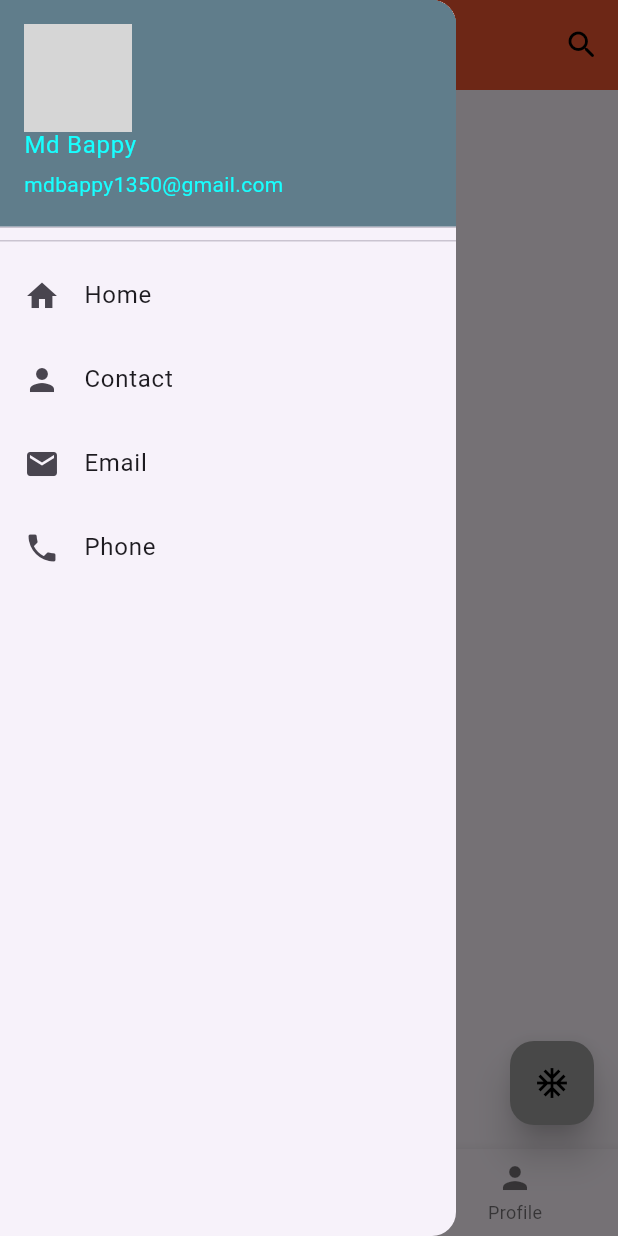
After one commit to mdbappy21/flutter_practice, a Flutter app: the screen it shows after launch, with the side drawer open, on a phone screen of 412 x 824 dp. The commit adds this screen. Run offline on Flutter 3.47's test engine with Material 3 defaults, Android fonts, the phone set to English and light mode, and no system bars; network calls fail; grey boxes are pictures that could not be loaded.

Commit message:
Separeted widgets from HomeActivity

```diff
--- /dev/null
+++ b/lib/widgets/AppDrawer.dart
@@ -0,0 +1,54 @@
+import 'package:flutter/material.dart';
+import 'snackBar.dart';
+
+class AppDrawer extends StatelessWidget {
+   AppDrawer({super.key});
+
+  @override
+  Widget build(BuildContext context) {
+    return Drawer(
+      child: ListView(
+        children: [
+          const DrawerHeader(
+              padding: EdgeInsets.all(0),
+              child:  UserAccountsDrawerHeader(
+                  accountName: Text("Md Bappy",style: TextStyle(color: Colors.cyanAccent),),
+                  accountEmail: Text("mdbappy1350@gmail.com",style: TextStyle(color: Colors.cyanAccent),),
+                  decoration: BoxDecoration(color: Colors.blueGrey),
+                  currentAccountPicture: CircleAvatar(backgroundImage: NetworkImage("https://shorturl.at/chikV"),
+                  ))
+          ),
+
+          ListTile(
+            title: Text("Home"),
+            leading: Icon(Icons.home),
+            onTap: (){
+              snackBar.mySnackBar("This is home", context,duration: 2000);
+            },
+          ),
+          ListTile(
+            title: Text("Contact"),
+            leading: Icon(Icons.person),
+            onTap: (){
+              snackBar.mySnackBar("This is contact", context,duration: 2000);
+            },
+          ),
+          ListTile(
+            title: Text("Email"),
+            leading: Icon(Icons.email),
+            onTap: (){
+              snackBar.mySnackBar("This is email", context,duration: 2000);
+            },
+          ),
+          ListTile(
+            title: Text("Phone"),
+            leading: Icon(Icons.phone),
+            onTap: (){
+              snackBar.mySnackBar("This is Phone", context,duration: 2000);
+            },
+          ),
+        ],
+      ),
+    );
+  }
+}
--- /dev/null
+++ b/lib/widgets/FAButton.dart
@@ -0,0 +1,33 @@
+import 'package:flutter/material.dart';
+import 'snackBar.dart';
+
+class FAButton extends StatelessWidget {
+    const FAButton({super.key});
+
+  @override
+  Widget build(BuildContext context) {
+    return Row(
+      crossAxisAlignment: CrossAxisAlignment.end,
+      children: [
+        Padding(
+          padding: const EdgeInsets.only(left: 30),
+          child: FloatingActionButton(
+            elevation: 10,
+            child: Icon(Icons.restore),
+            onPressed: (){snackBar.mySnackBar("This is Floating Action Button 1", context);},
+            backgroundColor: Colors.grey,
+            foregroundColor: Colors.black,
+          ),
+        ),
+        Expanded(child: Container()),
+        FloatingActionButton(
+          elevation: 10,
+          child: Icon(Icons.ac_unit),
+          onPressed: (){snackBar.mySnackBar("This is Floating Action 2", context);},
+          backgroundColor: Colors.grey,
+          foregroundColor: Colors.black,
+        ),
+      ],
+    );
+  }
+}
--- /dev/null
+++ b/lib/widgets/appBar.dart
@@ -0,0 +1,30 @@
+import 'package:flutter/material.dart';
+import 'snackBar.dart';
+
+class appBar extends StatelessWidget implements PreferredSizeWidget{
+  @override
+  Widget build(BuildContext context) {
+   return AppBar(
+     title: Text("Ostad Practice"),
+     titleSpacing: 0,
+     centerTitle: true,
+     toolbarHeight: 60,
+     toolbarOpacity: 1,
+     elevation: 6,
+     backgroundColor: Colors.deepOrange,
+     foregroundColor: Colors.black,
+     actions: [
+       IconButton(
+           onPressed: () {
+             snackBar.mySnackBar("Search Successfully done", context,
+                 duration: 500);
+           },
+           icon: Icon(Icons.search_rounded))
+     ],
+   );
+  }
+
+  @override
+  // TODO: implement preferredSize
+  Size get preferredSize => Size.fromHeight(60);
+}
--- /dev/null
+++ b/lib/widgets/bottomNavigationBar.dart
@@ -0,0 +1,28 @@
+import 'package:flutter/material.dart';
+import 'snackBar.dart';
+
+class bottomNavigationBar extends StatelessWidget{
+  @override
+  Widget build(BuildContext context) {
+    return BottomNavigationBar(
+      currentIndex: 0,
+      items: const [
+        BottomNavigationBarItem(icon: Icon(Icons.home), label: "Home"),
+        BottomNavigationBarItem(
+            icon: Icon(Icons.email_rounded), label: "Email"),
+        BottomNavigationBarItem(icon: Icon(Icons.person), label: "Profile")
+      ],
+      onTap: (int index) {
+        if (index == 0) {
+          snackBar.mySnackBar("Home bottom menu", context);
+        }
+        if (index == 1) {
+          snackBar.mySnackBar("Email bottom menu", context);
+        }
+        if (index == 2) {
+          snackBar.mySnackBar("Profile bottom menu", context);
+        }
+      },
+    );
+  }
+}
--- a/lib/widgets/snackBar.dart
+++ b/lib/widgets/snackBar.dart
@@ -1,7 +1,7 @@
 import 'package:flutter/material.dart';
 
 class snackBar {
-  void mySnackBar(String massage,BuildContext context,{int duration=500}) {
+  static void mySnackBar(String massage,BuildContext context,{int duration=500}) {
     ScaffoldMessenger.of(context).showSnackBar(SnackBar(
       content: Text(massage),
       duration: Duration(milliseconds: duration), // Change duration here
```
Also changed, not shown: lib/Screens/HomeActivity.dart (+9 -145 lines).
